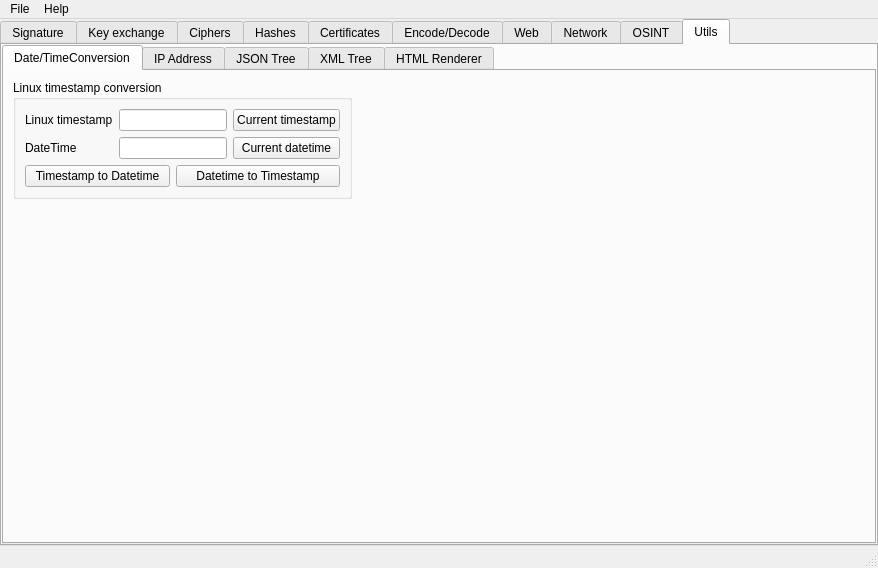
This is ui/mainwindow.ui in caffedrine/CryptoPocketKnife as Qt 5 draws it before an edit. The edited form follows.
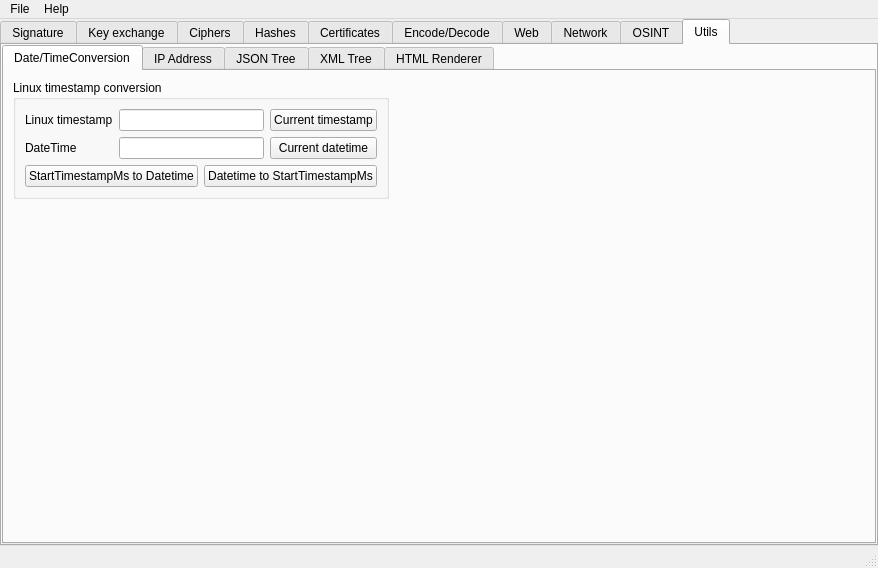
This is the edited form. The open tabs and pages were chosen to show the change. Icons and pictures are not drawn. Custom widgets are drawn as their Qt base class.

```diff
--- a/ui/mainwindow.ui
+++ b/ui/mainwindow.ui
@@ -418,14 +418,14 @@
                <item row="2" column="0" colspan="2">
                 <widget class="QPushButton" name="pushButton_TimestampToDatetime">
                  <property name="text">
-                  <string>Timestamp to Datetime</string>
+                  <string>StartTimestampMs to Datetime</string>
                  </property>
                 </widget>
                </item>
                <item row="2" column="2" colspan="2">
                 <widget class="QPushButton" name="pushButton_dateTimeToTimestamp">
                  <property name="text">
-                  <string>Datetime to Timestamp</string>
+                  <string>Datetime to StartTimestampMs</string>
                  </property>
                 </widget>
                </item>
```
